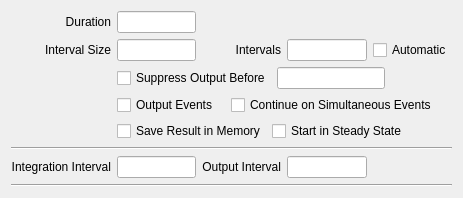
This is copasi/UI/CQTrajectoryWidget.ui in copasi/COPASI as Qt 5 draws it before an edit. The edited form follows.
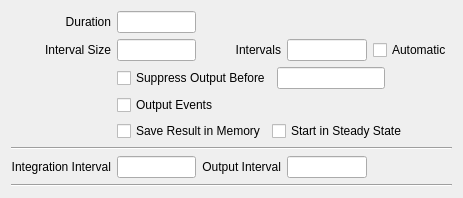
This is the edited form. Custom widgets are drawn as their Qt base class.

Commit message: Removed obsolete trajectory problem option:   'Continue on Simultaneous Events'.

```diff
--- a/copasi/UI/CQTrajectoryWidget.ui
+++ b/copasi/UI/CQTrajectoryWidget.ui
@@ -138,13 +138,6 @@
          </property>
         </widget>
        </item>
-       <item>
-        <widget class="QCheckBox" name="mpCheckContinueEvents">
-         <property name="text">
-          <string>Continue on Simultaneous Events</string>
-         </property>
-        </widget>
-       </item>
        <item>
         <spacer name="mpSpacerEvents">
          <property name="orientation">
```
Left out of the diff: 1 changed line with no effect on the pictures. The commit also changes 7 other files.
